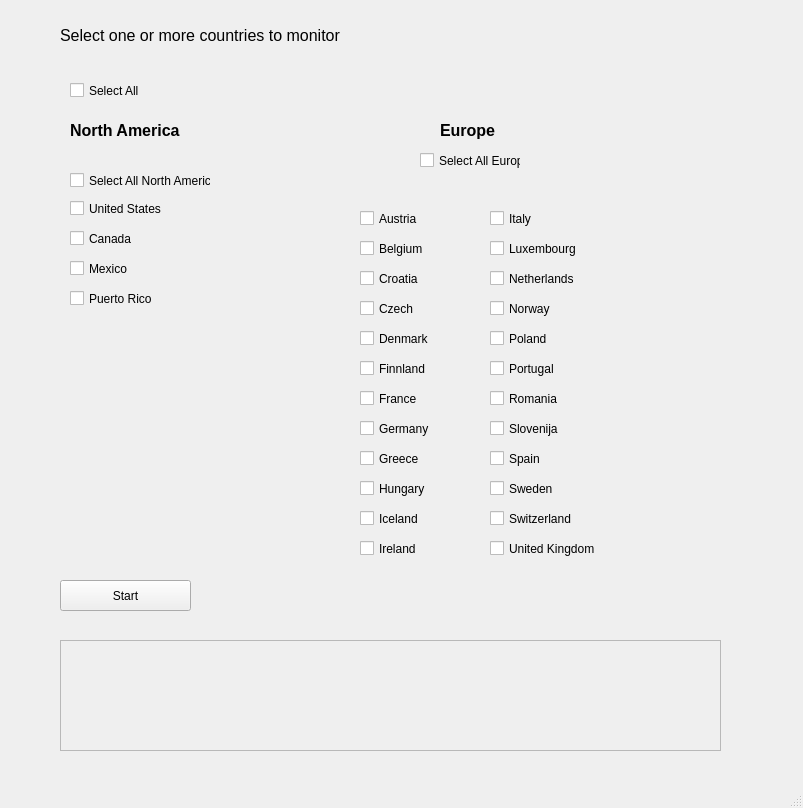
The window that Ui/MainWindow.ui (Whatever510/TeslaCrawler) describes before a commit, drawn with Qt 5.
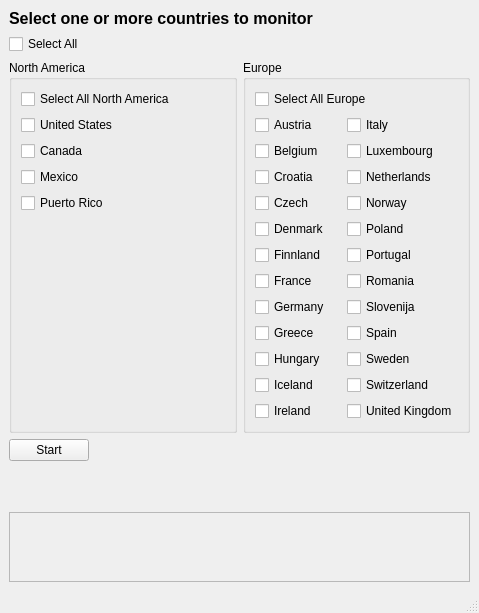
The same window after the commit.

```diff
--- a/Ui/MainWindow.ui
+++ b/Ui/MainWindow.ui
@@ -6,499 +6,324 @@
    <rect>
     <x>0</x>
     <y>0</y>
-    <width>803</width>
-    <height>808</height>
+    <width>479</width>
+    <height>613</height>
    </rect>
   </property>
   <property name="windowTitle">
    <string>TeslaWebsiteChecker</string>
   </property>
   <widget class="QWidget" name="centralwidget">
+   <layout class="QVBoxLayout" name="verticalLayout_3">
+    <item>
+     <widget class="QLabel" name="label_3">
+      <property name="font">
+       <font>
+        <pointsize>12</pointsize>
+        <weight>50</weight>
+        <bold>false</bold>
+       </font>
+      </property>
+      <property name="text">
+       <string>&lt;html&gt;&lt;head/&gt;&lt;body&gt;&lt;p&gt;&lt;span style=&quot; font-weight:600;&quot;&gt;Select one or more countries to monitor&lt;/span&gt;&lt;/p&gt;&lt;/body&gt;&lt;/html&gt;</string>
+      </property>
+     </widget>
+    </item>
+    <item>
    <widget class="QCheckBox" name="checkBox_all">
-    <property name="geometry">
-     <rect>
-      <x>70</x>
-      <y>80</y>
-      <width>111</width>
-      <height>21</height>
-     </rect>
-    </property>
     <property name="text">
      <string>Select All</string>
     </property>
    </widget>
+    </item>
+    <item>
+     <layout class="QHBoxLayout" name="horizontalLayout_2">
+      <item>
+       <widget class="QGroupBox" name="groupBox_2">
+        <property name="title">
+         <string>North America</string>
+        </property>
+        <layout class="QVBoxLayout" name="verticalLayout_2">
+         <item>
+          <widget class="QCheckBox" name="checkBox_na">
+           <property name="text">
+            <string>Select All North America</string>
+           </property>
+          </widget>
+         </item>
+         <item>
    <widget class="QCheckBox" name="checkBox_na_US">
-    <property name="geometry">
-     <rect>
-      <x>70</x>
-      <y>200</y>
-      <width>111</width>
-      <height>17</height>
-     </rect>
-    </property>
     <property name="text">
      <string>United States</string>
     </property>
    </widget>
+         </item>
+         <item>
    <widget class="QCheckBox" name="checkBox_na_CA">
-    <property name="geometry">
-     <rect>
-      <x>70</x>
-      <y>230</y>
-      <width>111</width>
-      <height>17</height>
-     </rect>
-    </property>
     <property name="text">
      <string>Canada</string>
     </property>
    </widget>
+         </item>
+         <item>
    <widget class="QCheckBox" name="checkBox_na_MX">
-    <property name="geometry">
-     <rect>
-      <x>70</x>
-      <y>260</y>
-      <width>121</width>
-      <height>17</height>
-     </rect>
-    </property>
     <property name="text">
      <string>Mexico</string>
     </property>
    </widget>
+         </item>
+         <item>
    <widget class="QCheckBox" name="checkBox_na_PR">
-    <property name="geometry">
-     <rect>
-      <x>70</x>
-      <y>290</y>
-      <width>111</width>
-      <height>17</height>
-     </rect>
-    </property>
     <property name="text">
      <string>Puerto Rico</string>
     </property>
    </widget>
-   <widget class="QLabel" name="label">
-    <property name="geometry">
-     <rect>
-      <x>70</x>
-      <y>120</y>
-      <width>131</width>
-      <height>21</height>
-     </rect>
-    </property>
-    <property name="font">
-     <font>
-      <pointsize>12</pointsize>
-      <weight>75</weight>
-      <bold>true</bold>
-     </font>
-    </property>
-    <property name="text">
-     <string>North America</string>
-    </property>
-   </widget>
-   <widget class="QLabel" name="label_2">
-    <property name="geometry">
-     <rect>
-      <x>440</x>
-      <y>120</y>
-      <width>131</width>
-      <height>21</height>
-     </rect>
-    </property>
-    <property name="font">
-     <font>
-      <pointsize>12</pointsize>
-      <weight>75</weight>
-      <bold>true</bold>
-     </font>
-    </property>
-    <property name="text">
+         </item>
+         <item>
+          <spacer name="verticalSpacer_2">
+           <property name="orientation">
+            <enum>Qt::Vertical</enum>
+           </property>
+           <property name="sizeHint" stdset="0">
+            <size>
+             <width>20</width>
+             <height>40</height>
+            </size>
+           </property>
+          </spacer>
+         </item>
+        </layout>
+       </widget>
+      </item>
+      <item>
+       <widget class="QGroupBox" name="groupBox">
+        <property name="title">
      <string>Europe</string>
     </property>
-   </widget>
+        <layout class="QVBoxLayout" name="verticalLayout">
+         <item>
+          <widget class="QCheckBox" name="checkBox_eu">
+           <property name="text">
+            <string>Select All Europe</string>
+           </property>
+          </widget>
+         </item>
+         <item>
+          <layout class="QGridLayout" name="gridLayout">
+           <item row="0" column="0">
+            <widget class="QCheckBox" name="checkBox_eu_AT">
+             <property name="text">
+              <string>Austria</string>
+             </property>
+            </widget>
+           </item>
+           <item row="0" column="1">
+            <widget class="QCheckBox" name="checkBox_eu_IT">
+             <property name="text">
+              <string>Italy</string>
+             </property>
+            </widget>
+           </item>
+           <item row="1" column="0">
    <widget class="QCheckBox" name="checkBox_eu_BE">
-    <property name="geometry">
-     <rect>
-      <x>360</x>
-      <y>240</y>
-      <width>111</width>
-      <height>17</height>
-     </rect>
-    </property>
     <property name="text">
      <string>Belgium</string>
     </property>
    </widget>
-   <widget class="QCheckBox" name="checkBox_eu_CZ">
-    <property name="geometry">
-     <rect>
-      <x>360</x>
-      <y>300</y>
-      <width>111</width>
-      <height>17</height>
-     </rect>
-    </property>
-    <property name="text">
-     <string>Czech</string>
-    </property>
-   </widget>
-   <widget class="QCheckBox" name="checkBox_eu_DK">
-    <property name="geometry">
-     <rect>
-      <x>360</x>
-      <y>330</y>
-      <width>111</width>
-      <height>17</height>
-     </rect>
-    </property>
-    <property name="text">
-     <string>Denmark</string>
-    </property>
-   </widget>
-   <widget class="QCheckBox" name="checkBox_eu_DE">
-    <property name="geometry">
-     <rect>
-      <x>360</x>
-      <y>420</y>
-      <width>111</width>
-      <height>17</height>
-     </rect>
-    </property>
-    <property name="text">
-     <string>Germany</string>
-    </property>
-   </widget>
-   <widget class="QCheckBox" name="checkBox_eu_GR">
-    <property name="geometry">
-     <rect>
-      <x>360</x>
-      <y>450</y>
-      <width>111</width>
-      <height>17</height>
-     </rect>
-    </property>
-    <property name="text">
-     <string>Greece</string>
-    </property>
-   </widget>
-   <widget class="QCheckBox" name="checkBox_eu_ES">
-    <property name="geometry">
-     <rect>
-      <x>490</x>
-      <y>450</y>
-      <width>111</width>
-      <height>17</height>
-     </rect>
-    </property>
-    <property name="text">
-     <string>Spain</string>
-    </property>
-   </widget>
-   <widget class="QCheckBox" name="checkBox_eu_HR">
-    <property name="geometry">
-     <rect>
-      <x>360</x>
-      <y>270</y>
-      <width>111</width>
-      <height>17</height>
-     </rect>
-    </property>
-    <property name="text">
-     <string>Croatia</string>
-    </property>
-   </widget>
-   <widget class="QCheckBox" name="checkBox_eu_HU">
-    <property name="geometry">
-     <rect>
-      <x>360</x>
-      <y>480</y>
-      <width>111</width>
-      <height>17</height>
-     </rect>
-    </property>
-    <property name="text">
-     <string>Hungary</string>
-    </property>
-   </widget>
-   <widget class="QCheckBox" name="checkBox_eu_IE">
-    <property name="geometry">
-     <rect>
-      <x>360</x>
-      <y>540</y>
-      <width>111</width>
-      <height>17</height>
-     </rect>
-    </property>
-    <property name="text">
-     <string>Ireland</string>
-    </property>
-   </widget>
+           </item>
+           <item row="1" column="1">
    <widget class="QCheckBox" name="checkBox_eu_LU">
-    <property name="geometry">
-     <rect>
-      <x>490</x>
-      <y>240</y>
-      <width>111</width>
-      <height>17</height>
-     </rect>
-    </property>
     <property name="text">
      <string>Luxembourg</string>
     </property>
    </widget>
+           </item>
+           <item row="2" column="0">
+            <widget class="QCheckBox" name="checkBox_eu_HR">
+             <property name="text">
+              <string>Croatia</string>
+             </property>
+            </widget>
+           </item>
+           <item row="2" column="1">
    <widget class="QCheckBox" name="checkBox_eu_NL">
-    <property name="geometry">
-     <rect>
-      <x>490</x>
-      <y>270</y>
-      <width>111</width>
-      <height>17</height>
-     </rect>
-    </property>
     <property name="text">
      <string>Netherlands</string>
     </property>
    </widget>
-   <widget class="QCheckBox" name="checkBox_eu_IS">
-    <property name="geometry">
-     <rect>
-      <x>360</x>
-      <y>510</y>
-      <width>111</width>
-      <height>17</height>
-     </rect>
-    </property>
+           </item>
+           <item row="3" column="0">
+            <widget class="QCheckBox" name="checkBox_eu_CZ">
     <property name="text">
-     <string>Iceland</string>
-    </property>
-   </widget>
-   <widget class="QCheckBox" name="checkBox_eu_IT">
-    <property name="geometry">
-     <rect>
-      <x>490</x>
-      <y>210</y>
-      <width>111</width>
-      <height>17</height>
-     </rect>
-    </property>
-    <property name="text">
-     <string>Italy</string>
-    </property>
-   </widget>
+              <string>Czech</string>
+             </property>
+            </widget>
+           </item>
+           <item row="3" column="1">
    <widget class="QCheckBox" name="checkBox_eu_NO">
-    <property name="geometry">
-     <rect>
-      <x>490</x>
-      <y>300</y>
-      <width>111</width>
-      <height>17</height>
-     </rect>
-    </property>
     <property name="text">
      <string>Norway</string>
     </property>
    </widget>
-   <widget class="QCheckBox" name="checkBox_eu_AT">
-    <property name="geometry">
-     <rect>
-      <x>360</x>
-      <y>210</y>
-      <width>111</width>
-      <height>17</height>
-     </rect>
-    </property>
+           </item>
+           <item row="4" column="0">
+            <widget class="QCheckBox" name="checkBox_eu_DK">
     <property name="text">
-     <string>Austria</string>
-    </property>
-   </widget>
+              <string>Denmark</string>
+             </property>
+            </widget>
+           </item>
+           <item row="4" column="1">
    <widget class="QCheckBox" name="checkBox_eu_PL">
-    <property name="geometry">
-     <rect>
-      <x>490</x>
-      <y>330</y>
-      <width>111</width>
-      <height>17</height>
-     </rect>
-    </property>
     <property name="text">
      <string>Poland</string>
     </property>
    </widget>
+           </item>
+           <item row="5" column="0">
+            <widget class="QCheckBox" name="checkBox_eu_FI">
+             <property name="text">
+              <string>Finnland</string>
+             </property>
+            </widget>
+           </item>
+           <item row="5" column="1">
    <widget class="QCheckBox" name="checkBox_eu_PT">
-    <property name="geometry">
-     <rect>
-      <x>490</x>
-      <y>360</y>
-      <width>111</width>
-      <height>17</height>
-     </rect>
-    </property>
     <property name="text">
      <string>Portugal</string>
     </property>
    </widget>
+           </item>
+           <item row="6" column="0">
+            <widget class="QCheckBox" name="checkBox_eu_FR">
+             <property name="text">
+              <string>France</string>
+             </property>
+            </widget>
+           </item>
+           <item row="6" column="1">
    <widget class="QCheckBox" name="checkBox_eu_RO">
-    <property name="geometry">
-     <rect>
-      <x>490</x>
-      <y>390</y>
-      <width>111</width>
-      <height>17</height>
-     </rect>
-    </property>
     <property name="text">
      <string>Romania</string>
     </property>
    </widget>
+           </item>
+           <item row="7" column="0">
+            <widget class="QCheckBox" name="checkBox_eu_DE">
+             <property name="text">
+              <string>Germany</string>
+             </property>
+            </widget>
+           </item>
+           <item row="7" column="1">
    <widget class="QCheckBox" name="checkBox_eu_SL">
-    <property name="geometry">
-     <rect>
-      <x>490</x>
-      <y>420</y>
-      <width>111</width>
-      <height>17</height>
-     </rect>
-    </property>
     <property name="text">
      <string>Slovenija</string>
     </property>
    </widget>
-   <widget class="QCheckBox" name="checkBox_eu_CH">
-    <property name="geometry">
-     <rect>
-      <x>490</x>
-      <y>510</y>
-      <width>111</width>
-      <height>17</height>
-     </rect>
-    </property>
+           </item>
+           <item row="8" column="0">
+            <widget class="QCheckBox" name="checkBox_eu_GR">
+             <property name="text">
+              <string>Greece</string>
+             </property>
+            </widget>
+           </item>
+           <item row="8" column="1">
+            <widget class="QCheckBox" name="checkBox_eu_ES">
     <property name="text">
-     <string>Switzerland</string>
-    </property>
-   </widget>
+              <string>Spain</string>
+             </property>
+            </widget>
+           </item>
+           <item row="9" column="0">
+            <widget class="QCheckBox" name="checkBox_eu_HU">
+             <property name="text">
+              <string>Hungary</string>
+             </property>
+            </widget>
+           </item>
+           <item row="9" column="1">
    <widget class="QCheckBox" name="checkBox_eu_SE">
-    <property name="geometry">
-     <rect>
-      <x>490</x>
-      <y>480</y>
-      <width>111</width>
-      <height>17</height>
-     </rect>
-    </property>
     <property name="text">
      <string>Sweden</string>
     </property>
    </widget>
-   <widget class="QCheckBox" name="checkBox_eu_FI">
-    <property name="geometry">
-     <rect>
-      <x>360</x>
-      <y>360</y>
-      <width>111</width>
-      <height>17</height>
-     </rect>
-    </property>
+           </item>
+           <item row="10" column="0">
+            <widget class="QCheckBox" name="checkBox_eu_IS">
+             <property name="text">
+              <string>Iceland</string>
+             </property>
+            </widget>
+           </item>
+           <item row="10" column="1">
+            <widget class="QCheckBox" name="checkBox_eu_CH">
     <property name="text">
-     <string>Finnland</string>
-    </property>
-   </widget>
+              <string>Switzerland</string>
+             </property>
+            </widget>
+           </item>
+           <item row="11" column="0">
+            <widget class="QCheckBox" name="checkBox_eu_IE">
+             <property name="text">
+              <string>Ireland</string>
+             </property>
+            </widget>
+           </item>
+           <item row="11" column="1">
    <widget class="QCheckBox" name="checkBox_eu_GB">
-    <property name="geometry">
-     <rect>
-      <x>490</x>
-      <y>540</y>
-      <width>111</width>
-      <height>17</height>
-     </rect>
-    </property>
     <property name="text">
      <string>United Kingdom</string>
     </property>
    </widget>
-   <widget class="QCheckBox" name="checkBox_na">
-    <property name="geometry">
-     <rect>
-      <x>70</x>
-      <y>170</y>
-      <width>141</width>
-      <height>21</height>
-     </rect>
-    </property>
-    <property name="text">
-     <string>Select All North America</string>
-    </property>
-   </widget>
-   <widget class="QCheckBox" name="checkBox_eu">
-    <property name="geometry">
-     <rect>
-      <x>420</x>
-      <y>150</y>
-      <width>101</width>
-      <height>21</height>
-     </rect>
-    </property>
-    <property name="text">
-     <string>Select All Europe</string>
-    </property>
-   </widget>
+           </item>
+          </layout>
+         </item>
+        </layout>
+       </widget>
+      </item>
+     </layout>
+    </item>
+    <item>
+     <layout class="QHBoxLayout" name="horizontalLayout_3">
+      <item>
    <widget class="QPushButton" name="pushButton_start">
-    <property name="geometry">
-     <rect>
-      <x>60</x>
-      <y>580</y>
-      <width>131</width>
-      <height>31</height>
-     </rect>
-    </property>
     <property name="text">
      <string>Start</string>
     </property>
    </widget>
-   <widget class="QLabel" name="label_3">
-    <property name="geometry">
-     <rect>
-      <x>60</x>
-      <y>20</y>
-      <width>351</width>
-      <height>31</height>
-     </rect>
-    </property>
-    <property name="font">
-     <font>
-      <pointsize>12</pointsize>
-      <weight>50</weight>
-      <bold>false</bold>
-     </font>
-    </property>
-    <property name="text">
-     <string>Select one or more countries to monitor</string>
-    </property>
-   </widget>
-   <widget class="QCheckBox" name="checkBox_eu_FR">
-    <property name="geometry">
-     <rect>
-      <x>360</x>
-      <y>390</y>
-      <width>111</width>
-      <height>17</height>
-     </rect>
-    </property>
-    <property name="text">
-     <string>France</string>
-    </property>
-   </widget>
+      </item>
+      <item>
+       <spacer name="horizontalSpacer">
+        <property name="orientation">
+         <enum>Qt::Horizontal</enum>
+        </property>
+        <property name="sizeHint" stdset="0">
+         <size>
+          <width>40</width>
+          <height>20</height>
+         </size>
+        </property>
+       </spacer>
+      </item>
+     </layout>
+    </item>
+    <item>
+     <spacer name="verticalSpacer">
+      <property name="orientation">
+       <enum>Qt::Vertical</enum>
+      </property>
+      <property name="sizeHint" stdset="0">
+       <size>
+        <width>20</width>
+        <height>40</height>
+       </size>
+      </property>
+     </spacer>
+    </item>
+    <item>
    <widget class="QScrollArea" name="scrollArea">
-    <property name="geometry">
-     <rect>
-      <x>60</x>
-      <y>640</y>
-      <width>661</width>
-      <height>111</height>
-     </rect>
-    </property>
     <property name="widgetResizable">
      <bool>true</bool>
     </property>
@@ -507,8 +332,8 @@
       <rect>
        <x>0</x>
        <y>0</y>
-       <width>659</width>
-       <height>109</height>
+         <width>453</width>
+         <height>72</height>
       </rect>
      </property>
      <layout class="QHBoxLayout" name="horizontalLayout">
@@ -522,6 +347,8 @@
      </layout>
     </widget>
    </widget>
+    </item>
+   </layout>
   </widget>
   <widget class="QMenuBar" name="menubar">
    <property name="geometry">
```
Left out of the diff: 4 changed lines with no effect on the pictures. Lines whose indentation alone changed are shown as unchanged.
